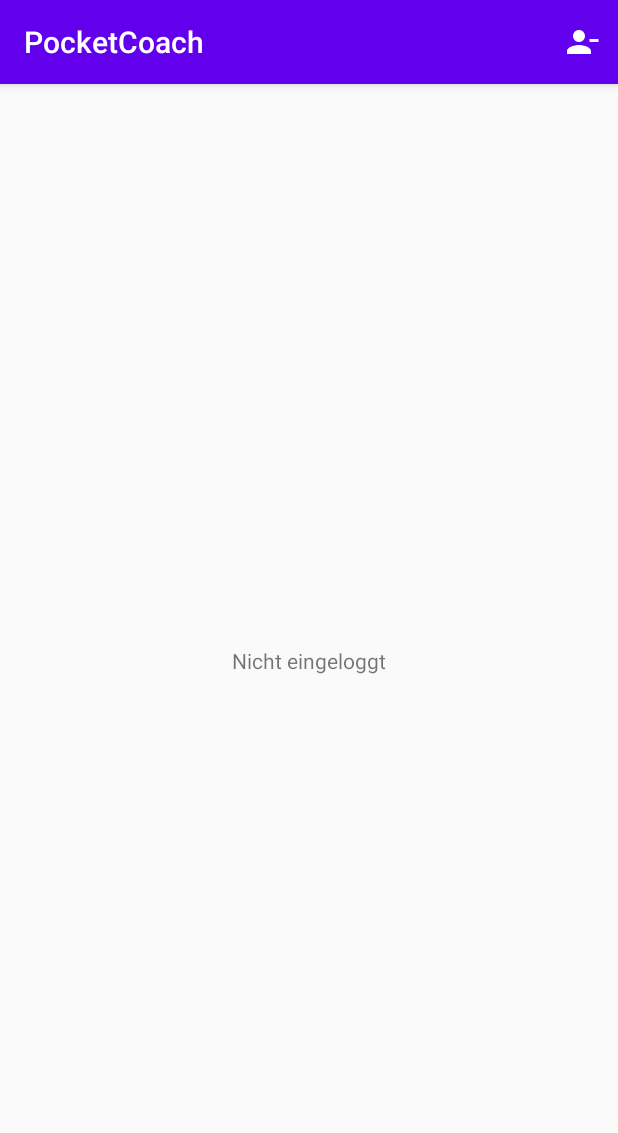
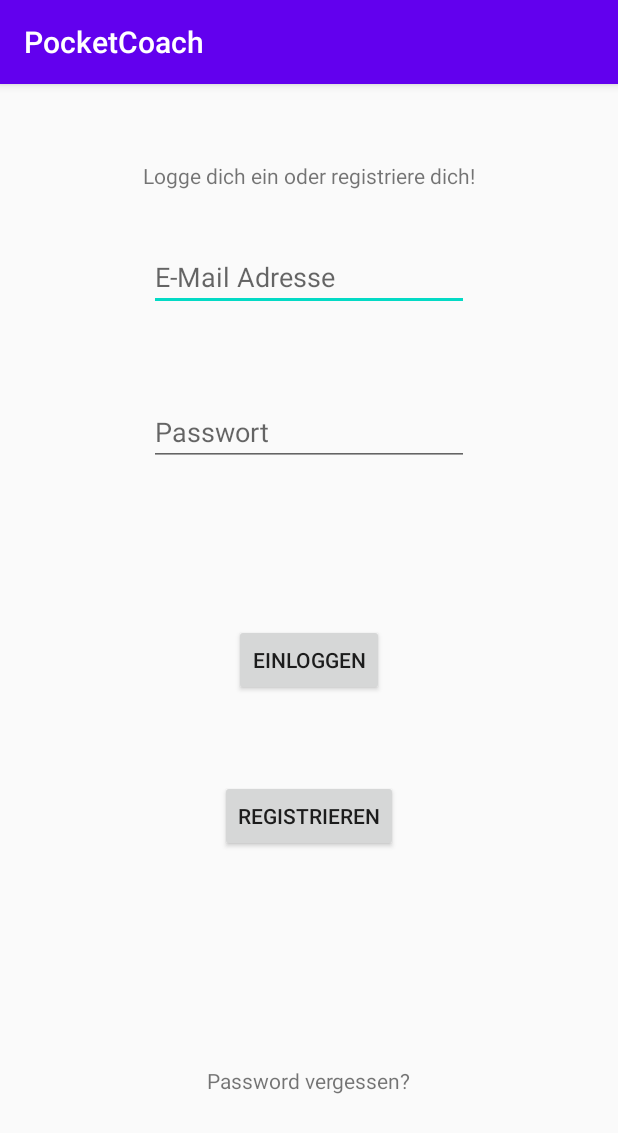
Before and after one commit to jGrochla/PocketCoach, an Android app: the screen it shows after launch (MainActivity before the commit, SignInActivity after it), on a phone screen of 412 x 824 dp. Shown: the top 1133 px of the screen. Run offline under Robolectric (Android 15) with nearby library versions, the phone set to English and light mode, and no system bars; our stand-ins replace Firebase (no records; nobody signed in at launch, a user with empty details on screens opened directly).

Commit message:
log in activity hinzugefügt und die kommunikarion zwisschen log in Activity und main Activity erzeugt

```diff
--- a/PocketCoachApp/PocketCoach/app/src/main/AndroidManifest.xml
+++ b/PocketCoachApp/PocketCoach/app/src/main/AndroidManifest.xml
@@ -1,6 +1,8 @@
 <?xml version="1.0" encoding="utf-8"?>
 <manifest xmlns:android="http://schemas.android.com/apk/res/android"
     package="com.example.pocketcoach">
+
+    <uses-permission android:name="android.permission.INTERNET" />
 
     <application
         android:allowBackup="true"
@@ -9,6 +11,7 @@
         android:roundIcon="@mipmap/ic_launcher_round"
         android:supportsRtl="true"
         android:theme="@style/AppTheme">
+        <activity android:name=".SignInActivity"></activity>
         <activity android:name=".MainActivity">
             <intent-filter>
                 <action android:name="android.intent.action.MAIN" />
@@ -18,6 +21,4 @@
         </activity>
     </application>
 
-    <uses-permission android:name="android.permission.INTERNET"/>
-
 </manifest>
--- /dev/null
+++ b/PocketCoachApp/PocketCoach/app/src/main/res/layout/activity_sign_in.xml
@@ -0,0 +1,71 @@
+<?xml version="1.0" encoding="utf-8"?>
+<androidx.constraintlayout.widget.ConstraintLayout xmlns:android="http://schemas.android.com/apk/res/android"
+    xmlns:app="http://schemas.android.com/apk/res-auto"
+    xmlns:tools="http://schemas.android.com/tools"
+    android:layout_width="match_parent"
+    android:layout_height="match_parent"
+    tools:context=".SignInActivity">
+
+    <TextView
+        android:id="@+id/textViewInfo"
+        android:layout_width="wrap_content"
+        android:layout_height="wrap_content"
+        android:layout_marginTop="51dp"
+        android:text="@string/info_text"
+        app:layout_constraintEnd_toEndOf="parent"
+        app:layout_constraintStart_toStartOf="parent"
+        app:layout_constraintTop_toTopOf="parent" />
+
+    <EditText
+        android:id="@+id/editTextEmailAddress"
+        android:layout_width="wrap_content"
+        android:layout_height="wrap_content"
+        android:layout_marginTop="35dp"
+        android:ems="10"
+        android:hint="@string/email_hint"
+        android:inputType="textEmailAddress"
+        app:layout_constraintEnd_toEndOf="parent"
+        app:layout_constraintStart_toStartOf="parent"
+        app:layout_constraintTop_toBottomOf="@+id/textViewInfo" />
+
+    <EditText
+        android:id="@+id/editTextPassword"
+        android:layout_width="wrap_content"
+        android:layout_height="wrap_content"
+        android:layout_marginTop="58dp"
+        android:ems="10"
+        android:hint="@string/password_hint"
+        android:inputType="textPassword"
+        app:layout_constraintStart_toStartOf="@+id/editTextEmailAddress"
+        app:layout_constraintTop_toBottomOf="@+id/editTextEmailAddress" />
+
+    <Button
+        android:id="@+id/buttonLogIn"
+        android:layout_width="wrap_content"
+        android:layout_height="wrap_content"
+        android:text="@string/button_log_in_text"
+        app:layout_constraintBottom_toBottomOf="parent"
+        app:layout_constraintEnd_toEndOf="parent"
+        app:layout_constraintStart_toStartOf="parent"
+        app:layout_constraintTop_toTopOf="parent" />
+
+    <Button
+        android:id="@+id/buttonRegister"
+        android:layout_width="wrap_content"
+        android:layout_height="wrap_content"
+        android:layout_marginTop="56dp"
+        android:text="@string/button_register_text"
+        app:layout_constraintEnd_toEndOf="parent"
+        app:layout_constraintStart_toStartOf="parent"
+        app:layout_constraintTop_toBottomOf="@+id/buttonLogIn" />
+
+    <TextView
+        android:id="@+id/textViewForgotPassword"
+        android:layout_width="wrap_content"
+        android:layout_height="wrap_content"
+        android:layout_marginBottom="94dp"
+        android:text="@string/forgot_password"
+        app:layout_constraintBottom_toBottomOf="parent"
+        app:layout_constraintEnd_toEndOf="parent"
+        app:layout_constraintStart_toStartOf="parent" />
+</androidx.constraintlayout.widget.ConstraintLayout>
--- a/PocketCoachApp/PocketCoach/app/src/main/res/values/strings.xml
+++ b/PocketCoachApp/PocketCoach/app/src/main/res/values/strings.xml
@@ -1,8 +1,24 @@
 <resources>
     <string name="app_name">PocketCoach</string>
 
-    // Strings for the Log In Status
+    // Strings for the Log In Status in the Main Activity
     <string name="logged_in">Eingeloggt</string>
     <string name="not_logged_in">Nicht eingeloggt</string>
 
+    //Log In Activity UI Strings
+    <string name="info_text">Logge dich ein oder registriere dich!</string>
+    <string name="button_log_in_text">Einloggen</string>
+    <string name="button_register_text">Registrieren</string>
+    <string name="forgot_password">Password vergessen?</string>
+    <string name="password_hint">Passwort</string>
+    <string name="email_hint">E-Mail Adresse</string>
+
+    // Strings for the Log In Process
+    <string name="verify_mail">Die verifikations Mail wurde verschickt. Bitte bestätige sie in deinem Postfach. </string>
+    <string name="successful_log_in">Login war erfolgreich</string>
+    <string name="no_successful_log_in">Du musst erst deine Email Adresse über den Link in deinem Postfach bestätigen.</string>
+
+    // Strings for the Log Out
+    <string name="log_out_info_positiv">Sie wurden erfolgreich ausgeloggt</string>
+    <string name="log_out_info_negativ">Sie sind bereits ausgeloggt</string>
 </resources>
```
Also changed, not shown: PocketCoachApp/PocketCoach/app/src/main/java/com/example/pocketcoach/MainActivity.java (+42 -18 lines), PocketCoachApp/PocketCoach/app/src/main/java/com/example/pocketcoach/SignInActivity.java (added, +191 -0 lines), 124 other files.
